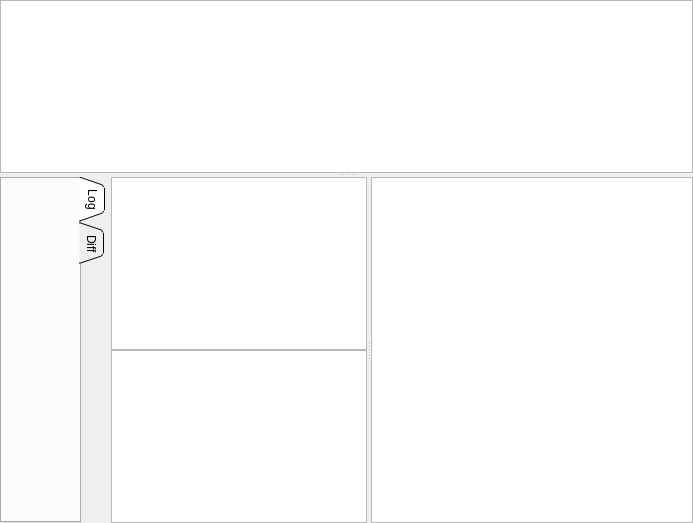
tibirna/qgit, file src/revsview.ui: the form before one commit.
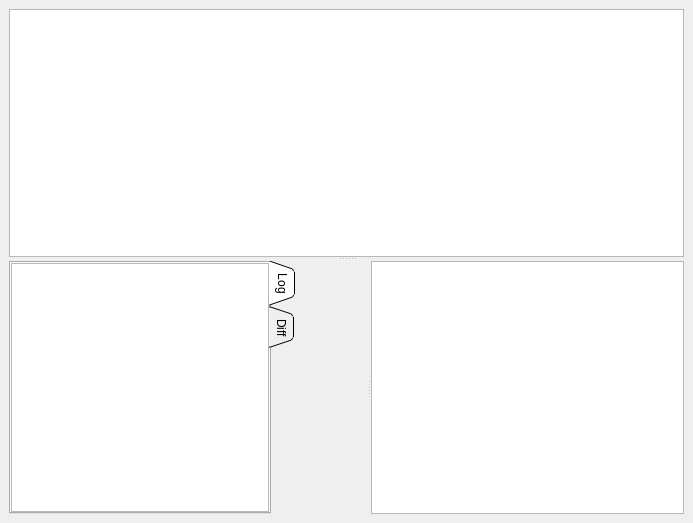
The form after the commit. Custom widgets are drawn as their Qt base class.

Diff of the .ui file:
```diff
--- a/src/revsview.ui
+++ b/src/revsview.ui
@@ -14,10 +14,10 @@
   </property>
   <layout class="QHBoxLayout" >
    <property name="margin" >
-    <number>0</number>
+    <number>9</number>
    </property>
    <property name="spacing" >
-    <number>0</number>
+    <number>6</number>
    </property>
    <item>
     <widget class="QSplitter" name="horizontalSplitter" >
@@ -77,30 +77,6 @@
            <attribute name="title" >
             <string>Log</string>
            </attribute>
-          </widget>
-          <widget class="QWidget" name="Diff" >
-           <attribute name="title" >
-            <string>Diff</string>
-           </attribute>
-          </widget>
-         </widget>
-        </item>
-        <item>
-         <widget class="QFrame" name="LogDiffFrame" >
-          <property name="frameShape" >
-           <enum>QFrame::NoFrame</enum>
-          </property>
-          <property name="frameShadow" >
-           <enum>QFrame::Plain</enum>
-          </property>
-          <layout class="QHBoxLayout" >
-           <property name="margin" >
-            <number>0</number>
-           </property>
-           <property name="spacing" >
-            <number>0</number>
-           </property>
-           <item>
             <layout class="QVBoxLayout" >
              <property name="margin" >
               <number>0</number>
@@ -115,6 +91,19 @@
                </property>
               </widget>
              </item>
+           </layout>
+          </widget>
+          <widget class="QWidget" name="Diff" >
+           <attribute name="title" >
+            <string>Diff</string>
+           </attribute>
+           <layout class="QHBoxLayout" >
+            <property name="margin" >
+             <number>0</number>
+            </property>
+            <property name="spacing" >
+             <number>0</number>
+            </property>
              <item>
               <widget class="PatchContent" name="textEditDiff" >
                <property name="documentTitle" >
@@ -132,8 +121,12 @@
               </widget>
              </item>
             </layout>
-           </item>
-          </layout>
+          </widget>
+         </widget>
+        </item>
+        <item>
+         <widget class="QStackedWidget" name="frameLogDiff" >
+          <widget class="QWidget" name="page" />
          </widget>
         </item>
        </layout>
@@ -150,11 +143,6 @@
  </widget>
  <layoutdefault spacing="6" margin="11" />
  <customwidgets>
-  <customwidget>
-   <class>PatchContent</class>
-   <extends>QTextEdit</extends>
-   <header>patchcontent.h</header>
-  </customwidget>
   <customwidget>
    <class>ListView</class>
    <extends>QTreeView</extends>
@@ -170,6 +158,11 @@
    <extends>QListWidget</extends>
    <header>filelist.h</header>
   </customwidget>
+  <customwidget>
+   <class>PatchContent</class>
+   <extends>QTextEdit</extends>
+   <header>patchcontent.h</header>
+  </customwidget>
  </customwidgets>
  <includes>
   <include location="local" >revdesc.h</include>
```
Left out of the diff: 2 changed lines with no effect on the pictures. Lines whose indentation alone changed are shown as unchanged.
